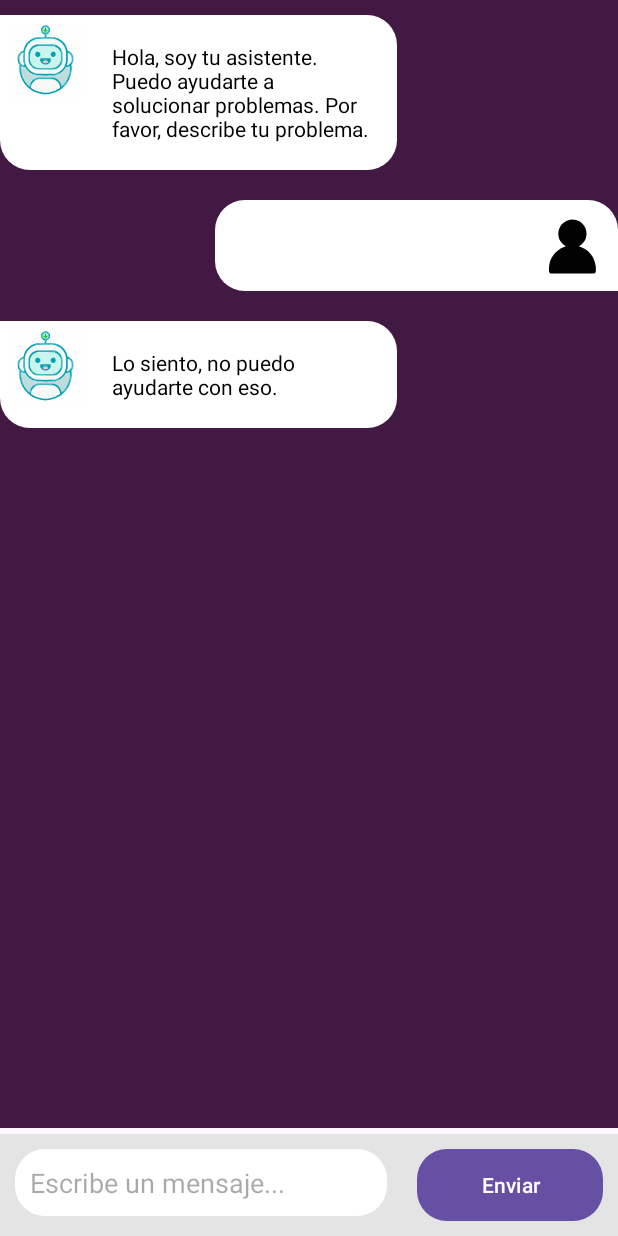
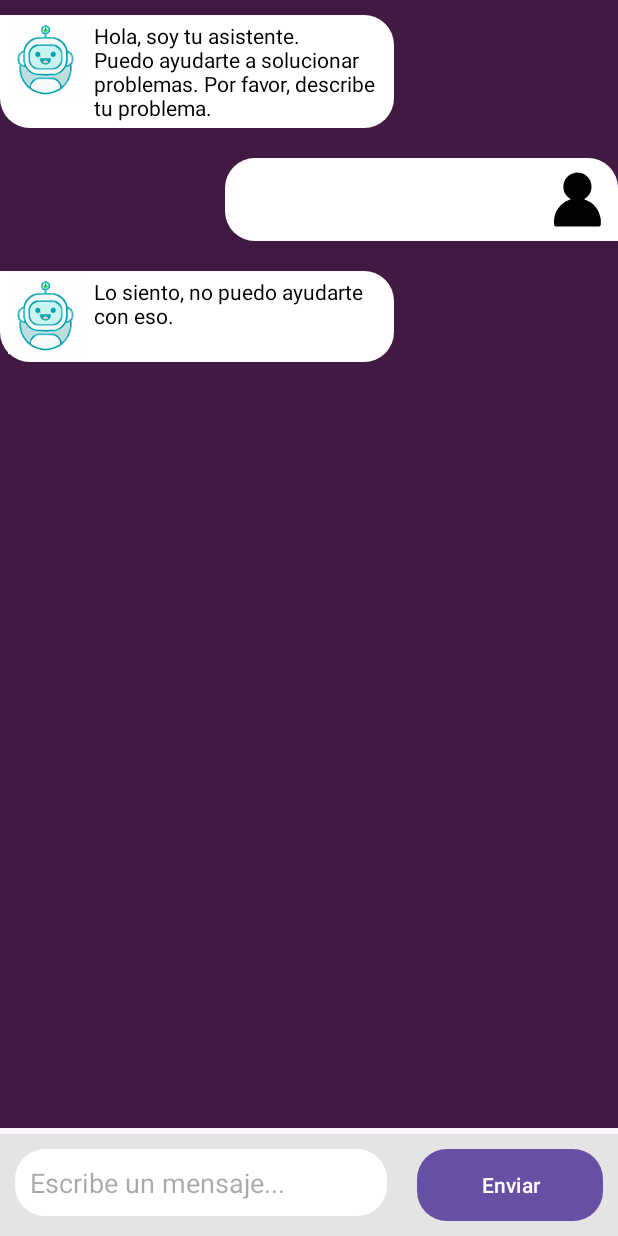
Before and after one commit to Hitgunit/AgribotBeta, an Android app: the screen it shows after launch (MainActivity), after a tap on "Enviar", on a phone screen of 412 x 824 dp. Run offline under Robolectric (Android 15) with nearby library versions, the phone set to English and light mode, and no system bars; our stand-ins replace Firebase (no records; nobody signed in at launch, a user with empty details on screens opened directly).

Commit message:
AjusteView
Se mejoro el mensaje del bot y del ususario para que quepa en la pantalla

```diff
--- a/app/src/main/res/layout/message_item_bot.xml
+++ b/app/src/main/res/layout/message_item_bot.xml
@@ -28,10 +28,10 @@
             android:layout_width="200dp"
             android:layout_height="wrap_content"
             android:layout_alignParentStart="true"
-            android:layout_marginTop="4dp"
-            android:layout_marginEnd="4dp"
-            android:layout_marginBottom="4dp"
-            android:padding="14dp"
+            android:layout_marginTop="2dp"
+            android:layout_marginEnd="2dp"
+            android:layout_marginBottom="2dp"
+            android:padding="2dp"
             android:text="Mensaje de prueba"
             android:textColor="@android:color/black"
             android:textSize="14sp" />
--- a/app/src/main/res/layout/message_item_user.xml
+++ b/app/src/main/res/layout/message_item_user.xml
@@ -32,7 +32,7 @@
             android:id="@+id/iv_user"
             android:layout_width="50dp"
             android:layout_height="50dp"
-            android:layout_margin="5dp"
+            android:layout_margin="2dp"
             android:src="@drawable/ic_user" />
     </LinearLayout>
 
```
